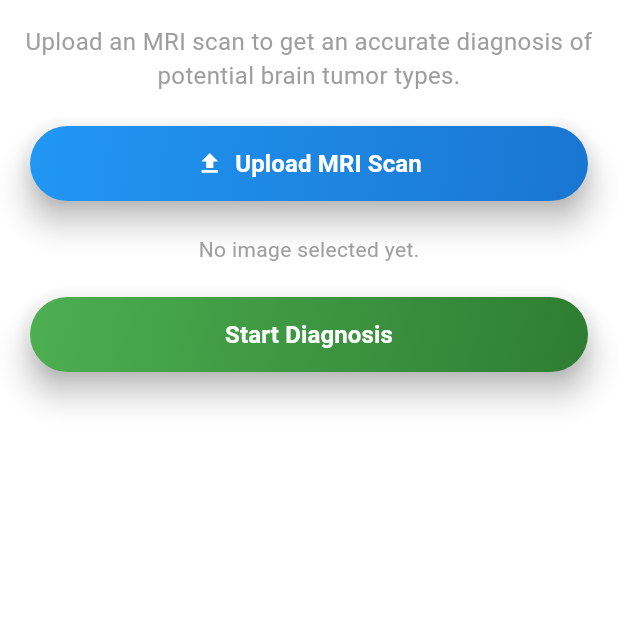
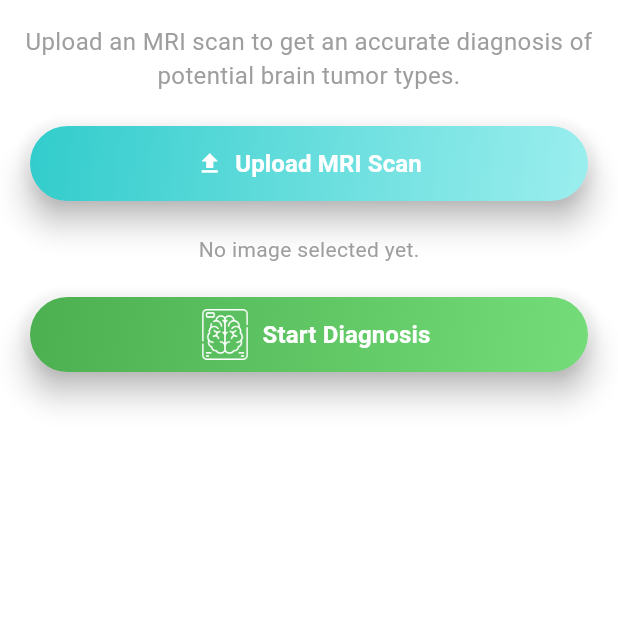
Before and after one commit to ELQRONPY0/Project, a Flutter app: the DiagnosisPage screen opened by its route, on a phone screen of 412 x 824 dp, the top half of it. Run offline on Flutter 3.47's test engine with Material 3 defaults, Android fonts, the phone set to English and light mode, and no system bars; our stand-ins replace device_preview, dio, firebase_auth, firebase_core, flutter_bloc, flutter_screenutil and 7 more; accounts and stored records are empty.

Commit message:
v 0.0.4.

```diff
--- a/lib/presentation/screens/diagnosis_page.dart
+++ b/lib/presentation/screens/diagnosis_page.dart
@@ -86,8 +86,8 @@ class _DiagnosisPageState extends State<DiagnosisPage> {
                 decoration: BoxDecoration(
                   gradient: const LinearGradient(
                     colors: [
-                      Color(0xFF2196F3),
-                      Color(0xFF1976D2)
+                      AppColor.primaryColor,
+                      Color.fromARGB(255, 155, 238, 238),
                     ], // Blue gradient
                     begin: Alignment.topLeft,
                     end: Alignment.bottomRight,
@@ -158,7 +158,7 @@ class _DiagnosisPageState extends State<DiagnosisPage> {
                   gradient: const LinearGradient(
                     colors: [
                       Color(0xFF4CAF50),
-                      Color(0xFF2E7D32)
+                      Color.fromARGB(255, 116, 221, 121)
                     ], // Green gradient
                     begin: Alignment.topLeft,
                     end: Alignment.bottomRight,
@@ -171,12 +171,24 @@ class _DiagnosisPageState extends State<DiagnosisPage> {
                   width: double.infinity,
                   child: _isLoading
                       ? const CircularProgressIndicator(color: Colors.white)
-                      : const Text(
-                          "Start Diagnosis",
-                          style: TextStyle(
-                              fontSize: 16,
-                              fontWeight: FontWeight.bold,
-                              color: Colors.white),
+                      : Row(
+                          mainAxisAlignment: MainAxisAlignment.center,
+                          children: [
+                            const Padding(
+                              padding: EdgeInsets.all(8.0),
+                              child: Image(
+                                image: AssetImage("assets/images/x-rays.png"),
+                              ),
+                            ),
+                            SizedBox(height: 8.h),
+                            const Text(
+                              "Start Diagnosis",
+                              style: TextStyle(
+                                  fontSize: 16,
+                                  fontWeight: FontWeight.bold,
+                                  color: Colors.white),
+                            ),
+                          ],
                         ),
                 ),
               ),
```
